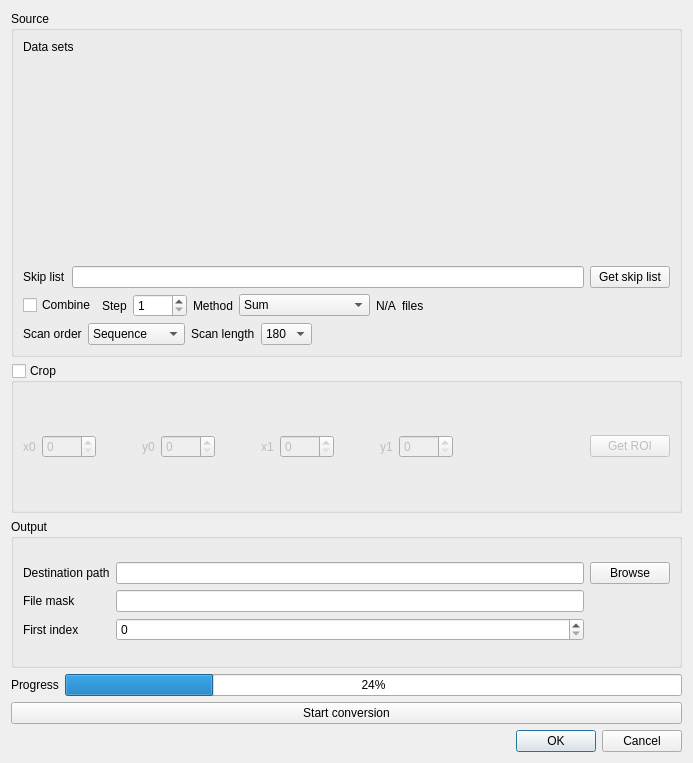
Old version of the form applications/kiptool/src/fileconversiondialog.ui in the repository neutronimaging/imagingsuite.
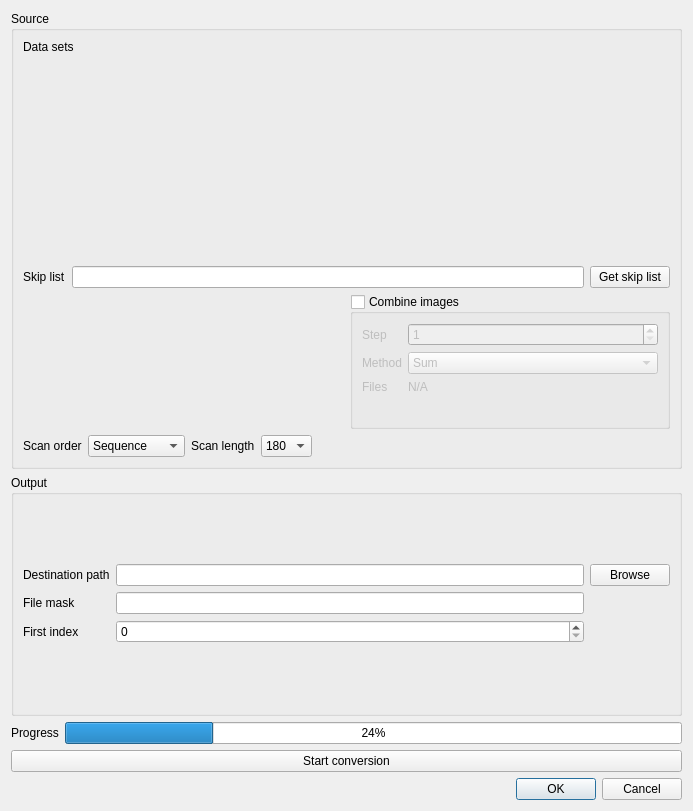
New version of the form. Custom widgets are drawn as their Qt base class.

Commit message: Updated the dialogs with support for uxROIwidget and filelist modified signal.

The edit to the form file:
```diff
--- a/applications/kiptool/src/fileconversiondialog.ui
+++ b/applications/kiptool/src/fileconversiondialog.ui
@@ -7,7 +7,7 @@
     <x>0</x>
     <y>0</y>
     <width>693</width>
-    <height>763</height>
+    <height>811</height>
    </rect>
   </property>
   <property name="windowTitle">
@@ -65,20 +65,38 @@
           <item>
            <layout class="QHBoxLayout" name="horizontalLayout_3">
             <item>
-             <widget class="QCheckBox" name="checkCollate">
-              <property name="text">
-               <string>Combine</string>
+             <widget class="QtAddons::uxROIWidget" name="widgetROI" native="true">
+              <property name="minimumSize">
+               <size>
+                <width>0</width>
+                <height>135</height>
+               </size>
               </property>
              </widget>
             </item>
             <item>
+             <widget class="QGroupBox" name="groupBox_combineImages">
+              <property name="toolTip">
+               <string>Combine several images into one using some averging method.</string>
+              </property>
+              <property name="title">
+               <string>Combine images</string>
+              </property>
+              <property name="checkable">
+               <bool>true</bool>
+              </property>
+              <property name="checked">
+               <bool>false</bool>
+              </property>
+              <layout class="QFormLayout" name="formLayout_2">
+               <item row="0" column="0">
              <widget class="QLabel" name="labelCollationStep">
               <property name="text">
                <string>Step</string>
               </property>
              </widget>
             </item>
-            <item>
+               <item row="0" column="1">
              <widget class="QSpinBox" name="spinCollationSize">
               <property name="minimum">
                <number>1</number>
@@ -88,14 +106,14 @@
               </property>
              </widget>
             </item>
-            <item>
+               <item row="1" column="0">
              <widget class="QLabel" name="labelAverageMethod">
               <property name="text">
                <string>Method</string>
               </property>
              </widget>
             </item>
-            <item>
+               <item row="1" column="1">
              <widget class="QComboBox" name="comboAverageMethod">
               <item>
                <property name="text">
@@ -129,32 +147,22 @@
               </item>
              </widget>
             </item>
-            <item>
+               <item row="2" column="1">
              <widget class="QLabel" name="labelNumberOfFiles">
               <property name="text">
                <string>N/A</string>
               </property>
              </widget>
             </item>
-            <item>
+               <item row="2" column="0">
              <widget class="QLabel" name="label_rest">
               <property name="text">
-               <string>files</string>
+                  <string>Files</string>
               </property>
              </widget>
             </item>
-            <item>
-             <spacer name="horizontalSpacer">
-              <property name="orientation">
-               <enum>Qt::Horizontal</enum>
-              </property>
-              <property name="sizeHint" stdset="0">
-               <size>
-                <width>40</width>
-                <height>20</height>
-               </size>
-              </property>
-             </spacer>
+              </layout>
+             </widget>
             </item>
            </layout>
           </item>
@@ -222,140 +230,6 @@
        </layout>
       </widget>
      </item>
-     <item>
-      <widget class="QGroupBox" name="groupBox_crop">
-       <property name="title">
-        <string>Crop</string>
-       </property>
-       <property name="checkable">
-        <bool>true</bool>
-       </property>
-       <property name="checked">
-        <bool>false</bool>
-       </property>
-       <layout class="QGridLayout" name="gridLayout_4">
-        <item row="0" column="3">
-         <widget class="QPushButton" name="pushButton_getROI">
-          <property name="text">
-           <string>Get ROI</string>
-          </property>
-         </widget>
-        </item>
-        <item row="0" column="1">
-         <layout class="QGridLayout" name="gridLayout_3">
-          <item row="0" column="2">
-           <spacer name="horizontalSpacer_3">
-            <property name="orientation">
-             <enum>Qt::Horizontal</enum>
-            </property>
-            <property name="sizeHint" stdset="0">
-             <size>
-              <width>40</width>
-              <height>20</height>
-             </size>
-            </property>
-           </spacer>
-          </item>
-          <item row="0" column="7">
-           <widget class="QSpinBox" name="spinBox_x1">
-            <property name="maximum">
-             <number>9999</number>
-            </property>
-           </widget>
-          </item>
-          <item row="0" column="6">
-           <widget class="QLabel" name="label_x1">
-            <property name="text">
-             <string>x1</string>
-            </property>
-           </widget>
-          </item>
-          <item row="0" column="0">
-           <widget class="QLabel" name="label_x0">
-            <property name="text">
-             <string>x0</string>
-            </property>
-           </widget>
-          </item>
-          <item row="0" column="1">
-           <widget class="QSpinBox" name="spinBox_x0">
-            <property name="maximum">
-             <number>9999</number>
-            </property>
-           </widget>
-          </item>
-          <item row="0" column="4">
-           <widget class="QSpinBox" name="spinBox_y0">
-            <property name="maximum">
-             <number>9999</number>
-            </property>
-           </widget>
-          </item>
-          <item row="0" column="10">
-           <widget class="QSpinBox" name="spinBox_y1">
-            <property name="maximum">
-             <number>9999</number>
-            </property>
-           </widget>
-          </item>
-          <item row="0" column="9">
-           <widget class="QLabel" name="label_y1">
-            <property name="text">
-             <string>y1</string>
-            </property>
-           </widget>
-          </item>
-          <item row="0" column="3">
-           <widget class="QLabel" name="label_y0">
-            <property name="text">
-             <string>y0</string>
-            </property>
-           </widget>
-          </item>
-          <item row="0" column="5">
-           <spacer name="horizontalSpacer_4">
-            <property name="orientation">
-             <enum>Qt::Horizontal</enum>
-            </property>
-            <property name="sizeHint" stdset="0">
-             <size>
-              <width>40</width>
-              <height>20</height>
-             </size>
-            </property>
-           </spacer>
-          </item>
-          <item row="0" column="8">
-           <spacer name="horizontalSpacer_5">
-            <property name="orientation">
-             <enum>Qt::Horizontal</enum>
-            </property>
-            <property name="sizeHint" stdset="0">
-             <size>
-              <width>40</width>
-              <height>20</height>
-             </size>
-            </property>
-           </spacer>
-          </item>
-         </layout>
-        </item>
-        <item row="0" column="2">
-         <spacer name="horizontalSpacer_6">
-          <property name="orientation">
-           <enum>Qt::Horizontal</enum>
-          </property>
-          <property name="sizeHint" stdset="0">
-           <size>
-            <width>40</width>
-            <height>20</height>
-           </size>
-          </property>
-         </spacer>
-        </item>
-       </layout>
-      </widget>
-     </item>
      <item>
       <widget class="QGroupBox" name="groupBox">
        <property name="title">
@@ -450,6 +324,12 @@
   </layout>
  </widget>
  <customwidgets>
+  <customwidget>
+   <class>QtAddons::uxROIWidget</class>
+   <extends>QWidget</extends>
+   <header location="global">uxroiwidget.h</header>
+   <container>1</container>
+  </customwidget>
   <customwidget>
    <class>ReaderConfigListWidget</class>
    <extends>QWidget</extends>
```
Left out of the diff: 5 changed lines with no effect on the pictures. Lines whose indentation alone changed are shown as unchanged. The commit also changes 4 other files.
